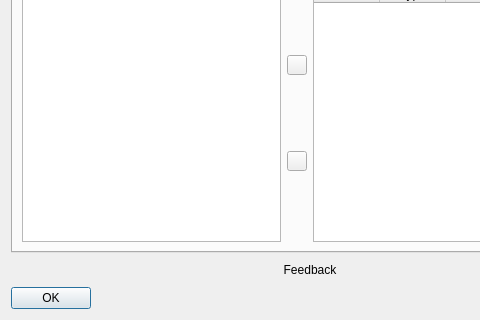
Qt form src/ATE/org/actions_on/device/NewDeviceWizard.ui (goanpeca/ATE.org) before a commit; both pictures show x 0 to 480 and y 146 to 466 of the 620 by 466 pixel window.
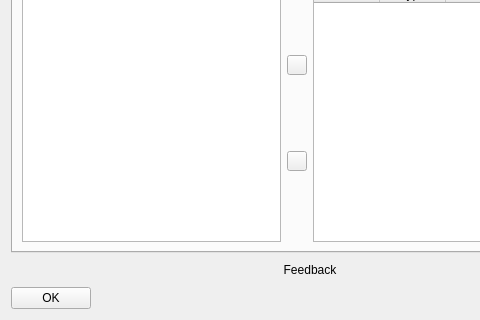
The same form after that commit.

```diff
--- a/src/ATE/org/actions_on/device/NewDeviceWizard.ui
+++ b/src/ATE/org/actions_on/device/NewDeviceWizard.ui
@@ -633,6 +633,9 @@
          <property name="text">
           <string>OK</string>
          </property>
+         <property name="autoDefault">
+          <bool>false</bool>
+         </property>
         </widget>
        </item>
        <item>
@@ -653,6 +656,9 @@
          <property name="text">
           <string>Cancel</string>
          </property>
+         <property name="autoDefault">
+          <bool>false</bool>
+         </property>
         </widget>
        </item>
       </layout>
```
